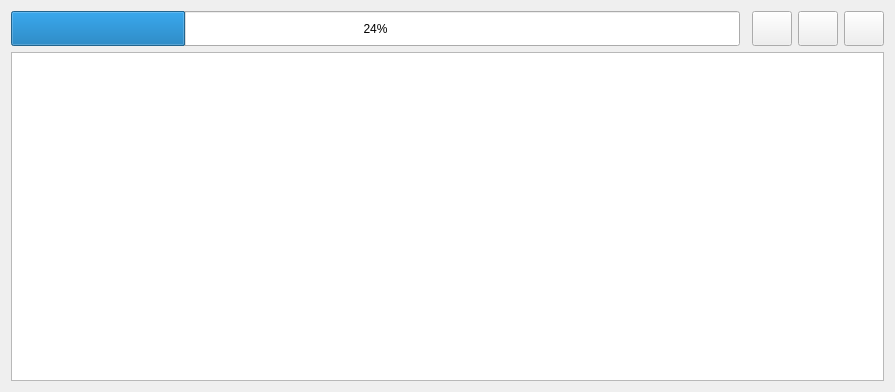
Above: Sources/mainwindow.ui from Gresthorn/UWB_COORDINATE_READER before the change. Below: the same form after it.
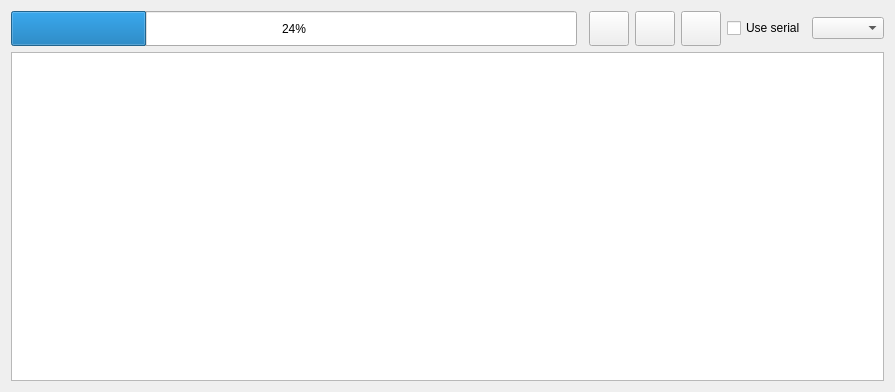
That is the form after the change.

Commit message: Added possibility for serial link transmitting

```diff
--- a/Sources/mainwindow.ui
+++ b/Sources/mainwindow.ui
@@ -54,7 +54,7 @@
       </property>
      </widget>
     </item>
-    <item row="1" column="0" colspan="5">
+    <item row="1" column="0" colspan="7">
      <widget class="QTextEdit" name="logger"/>
     </item>
     <item row="0" column="2">
@@ -70,6 +70,16 @@
       </property>
      </widget>
     </item>
+    <item row="0" column="6">
+     <widget class="QComboBox" name="serialComboBox"/>
+    </item>
+    <item row="0" column="5">
+     <widget class="QCheckBox" name="serialCheckBox">
+      <property name="text">
+       <string>Use serial</string>
+      </property>
+     </widget>
+    </item>
    </layout>
   </widget>
  </widget>
```
The commit also changes 11 other files.
